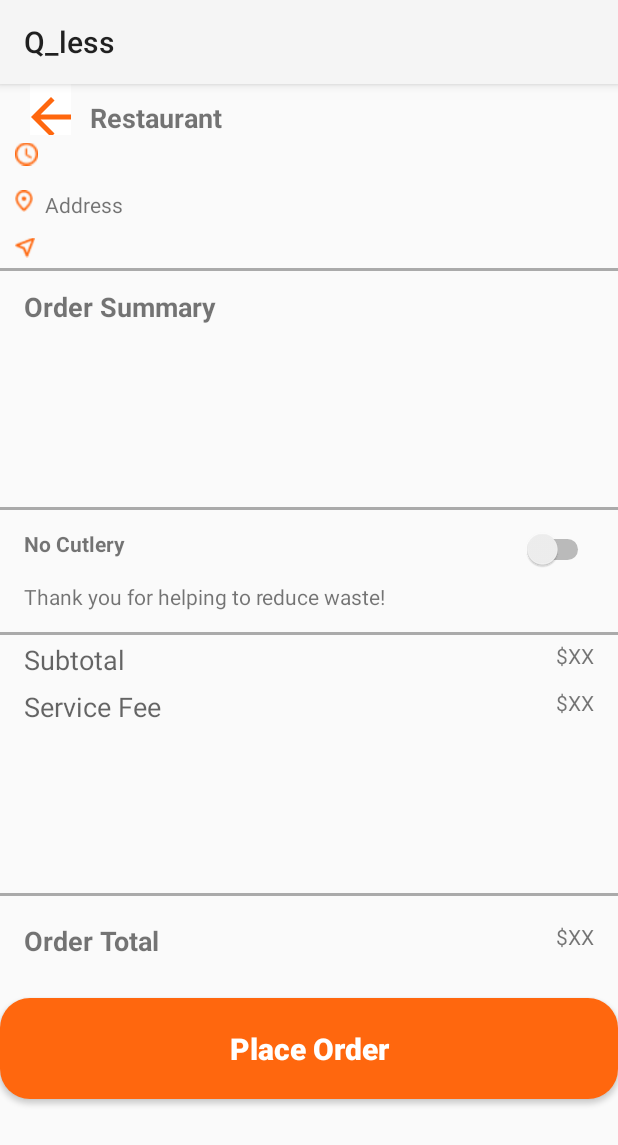
After one commit to Vin11704/Q_less_java, an Android app: the CheckoutActivity screen opened directly, with no data from a screen before it, on a phone screen of 412 x 824 dp. The commit adds this screen. Shown: the top 1145 px of the screen. Run offline under Robolectric (Android 15) with nearby library versions, the phone set to English and light mode, and no system bars; Roboto replaces fonts that are not available here.

Commit message:
- added checkout page(w/o interface), linked checkout to orderconfirmation and ordersummary

```diff
--- a/app/build.gradle.kts
+++ b/app/build.gradle.kts
@@ -40,6 +40,7 @@ dependencies {
     implementation("com.google.android.gms:play-services-maps:18.2.0")
     implementation("com.google.firebase:firebase-database:20.3.1")
     implementation("com.google.firebase:firebase-auth:22.3.1")
+    implementation("androidx.activity:activity:1.8.0")
     testImplementation("junit:junit:4.13.2")
     androidTestImplementation("androidx.test.ext:junit:1.1.5")
     androidTestImplementation("androidx.test.espresso:espresso-core:3.5.1")
--- /dev/null
+++ b/app/src/main/java/com/example/q_less_java/CheckoutActivity.java
@@ -0,0 +1,62 @@
+package com.example.q_less_java;
+
+import android.content.Intent;
+import android.os.Bundle;
+import android.view.View;
+import android.widget.Button;
+import android.widget.CompoundButton;
+import android.widget.Switch;
+import android.widget.TextView;
+import androidx.appcompat.app.AppCompatActivity;
+
+import java.util.Locale;
+
+public class CheckoutActivity extends AppCompatActivity {
+
+    private Switch cutlerySwitch;
+    private TextView textSelectedItems;
+    private TextView subtotalValue;
+    private TextView serviceFeeValue;
+    private TextView totalValue;
+
+    @Override
+    protected void onCreate(Bundle savedInstanceState) {
+        super.onCreate(savedInstanceState);
+        setContentView(R.layout.activity_checkout);
+
+        // Initialize TextViews
+        subtotalValue = findViewById(R.id.subtotalValue);
+        serviceFeeValue = findViewById(R.id.serviceFeeValue);
+        totalValue = findViewById(R.id.totalValue);
+
+        // Initialize other views
+        cutlerySwitch = findViewById(R.id.cutlery_switch);
+        cutlerySwitch.setOnCheckedChangeListener(new CompoundButton.OnCheckedChangeListener() {
+            @Override
+            public void onCheckedChanged(CompoundButton buttonView, boolean isChecked) {
+                TextView cutleryText = findViewById(R.id.cutleryText);
+                TextView cutleryDescription = findViewById(R.id.cutleryDescription);
+                if (isChecked) {
+                    cutleryText.setText("Cutlery requested");
+                    cutleryDescription.setText("Cutlery will be provided with your order.");
+                } else {
+                    cutleryText.setText("No cutlery");
+                    cutleryDescription.setText("Thank you for helping to reduce waste!");
+                }
+            }
+        });
+
+        textSelectedItems = findViewById(R.id.text_selected_items);
+        Button buttonPlaceOrder = findViewById(R.id.button_place_order);
+
+        // Set onClickListener for the place order button
+        buttonPlaceOrder.setOnClickListener(new View.OnClickListener() {
+            @Override
+            public void onClick(View v) {
+                Intent intent = new Intent(CheckoutActivity.this, OrderConfirmation.class);
+                startActivity(intent);
+            }
+        });
+    }
+
+}
--- /dev/null
+++ b/app/src/main/res/drawable/baseline_access_time_24.xml
@@ -0,0 +1,6 @@
+<vector android:height="24dp" android:tint="#FF670E"
+    android:viewportHeight="24" android:viewportWidth="24"
+    android:width="24dp" xmlns:android="http://schemas.android.com/apk/res/android">
+    <path android:fillColor="@android:color/white" android:pathData="M11.99,2C6.47,2 2,6.48 2,12s4.47,10 9.99,10C17.52,22 22,17.52 22,12S17.52,2 11.99,2zM12,20c-4.42,0 -8,-3.58 -8,-8s3.58,-8 8,-8 8,3.58 8,8 -3.58,8 -8,8z"/>
+    <path android:fillColor="@android:color/white" android:pathData="M12.5,7H11v6l5.25,3.15 0.75,-1.23 -4.5,-2.67z"/>
+</vector>
--- /dev/null
+++ b/app/src/main/res/drawable/outline_location_on_24.xml
@@ -0,0 +1,6 @@
+<vector android:height="24dp" android:tint="#FF670E"
+    android:viewportHeight="24" android:viewportWidth="24"
+    android:width="24dp" xmlns:android="http://schemas.android.com/apk/res/android">
+    <path android:fillColor="@android:color/white" android:pathData="M12,2C8.13,2 5,5.13 5,9c0,5.25 7,13 7,13s7,-7.75 7,-13c0,-3.87 -3.13,-7 -7,-7zM7,9c0,-2.76 2.24,-5 5,-5s5,2.24 5,5c0,2.88 -2.88,7.19 -5,9.88C9.92,16.21 7,11.85 7,9z"/>
+    <path android:fillColor="@android:color/white" android:pathData="M12,9m-2.5,0a2.5,2.5 0,1 1,5 0a2.5,2.5 0,1 1,-5 0"/>
+</vector>
--- /dev/null
+++ b/app/src/main/res/drawable/outline_shopping_bag_24.xml
@@ -0,0 +1,5 @@
+<vector android:height="24dp" android:tint="#FF670E"
+    android:viewportHeight="24" android:viewportWidth="24"
+    android:width="24dp" xmlns:android="http://schemas.android.com/apk/res/android">
+    <path android:fillColor="@android:color/white" android:pathData="M18,6h-2c0,-2.21 -1.79,-4 -4,-4S8,3.79 8,6H6C4.9,6 4,6.9 4,8v12c0,1.1 0.9,2 2,2h12c1.1,0 2,-0.9 2,-2V8C20,6.9 19.1,6 18,6zM12,4c1.1,0 2,0.9 2,2h-4C10,4.9 10.9,4 12,4zM18,20H6V8h2v2c0,0.55 0.45,1 1,1s1,-0.45 1,-1V8h4v2c0,0.55 0.45,1 1,1s1,-0.45 1,-1V8h2V20z"/>
+</vector>
--- /dev/null
+++ b/app/src/main/res/drawable/rounded_button.xml
@@ -0,0 +1,5 @@
+<shape xmlns:android="http://schemas.android.com/apk/res/android"
+    android:shape="rectangle">
+    <corners android:radius="20dp" /> <!-- Adjust the radius value to change the roundness of the corners -->
+    <solid android:color="@color/q_less__color" /> <!-- Replace with your desired button color -->
+</shape>
--- /dev/null
+++ b/app/src/main/res/layout/activity_checkout.xml
@@ -0,0 +1,226 @@
+<?xml version="1.0" encoding="utf-8"?>
+<RelativeLayout xmlns:android="http://schemas.android.com/apk/res/android"
+    xmlns:tools="http://schemas.android.com/tools"
+    android:layout_width="match_parent"
+    android:layout_height="match_parent">
+
+
+    <View
+        android:id="@+id/line_after_no_cutlery"
+        android:layout_width="match_parent"
+        android:layout_height="2dp"
+        android:layout_below="@id/cutlery_switch"
+        android:layout_marginTop="-50dp"
+        android:background="@android:color/darker_gray"
+        tools:ignore="DuplicateIds" />
+
+    <TextView
+        android:id="@+id/text_pickup_address"
+        android:layout_width="match_parent"
+        android:layout_height="wrap_content"
+        android:layout_marginStart="50dp"
+        android:padding="10dp"
+        android:text="Restaurant"
+        android:textSize="18sp"
+        android:textStyle="bold" />
+
+    <TextView
+        android:id="@+id/text_pickup_address_value"
+        android:layout_width="match_parent"
+        android:layout_height="50dp"
+        android:layout_below="@id/text_pickup_address"
+        android:layout_marginStart="30dp"
+        android:layout_marginTop="6dp"
+        android:paddingTop="20dp"
+        android:text="Address" />
+    <TextView
+        android:id = "@+id/cutleryText"
+        android:layout_width="match_parent"
+        android:layout_height="wrap_content"
+        android:text="No Cutlery"
+        android:layout_below="@id/text_pickup_address_value"
+        android:layout_marginTop="180dp"
+        android:padding="16dp"
+        android:textStyle="bold"/>
+
+    <View
+        android:id="@+id/line_before_subtotal"
+        android:layout_width="match_parent"
+        android:layout_height="2dp"
+        android:layout_below="@id/cutlery_switch"
+        android:layout_marginTop="33dp"
+        android:background="@android:color/darker_gray" />
+
+    <TextView
+        android:id = "@+id/cutleryDescription"
+        android:layout_width="match_parent"
+        android:layout_height="wrap_content"
+        android:text="Thank you for helping to reduce waste!"
+        android:layout_below="@id/cutleryText"
+        android:paddingLeft="16dp"/>
+
+
+    <Switch
+        android:id="@+id/cutlery_switch"
+        android:layout_width="wrap_content"
+        android:layout_height="wrap_content"
+        android:layout_below="@id/text_pickup_address_value"
+        android:layout_marginTop="180dp"
+        android:padding="16dp"
+        android:gravity="right"
+        android:layout_alignParentRight="true"
+        android:contentDescription="Toggle cutlery inclusion with order"/>
+
+    <TextView
+        android:id="@+id/text_order_summary"
+        android:layout_width="match_parent"
+        android:layout_height="wrap_content"
+        android:layout_below="@id/cutlery_switch"
+        android:layout_marginTop="-212dp"
+        android:padding="16dp"
+        android:text="Order Summary"
+        android:textSize="18sp"
+        android:textStyle="bold" />
+
+    <TextView
+        android:id="@+id/text_selected_items"
+        android:layout_width="match_parent"
+        android:layout_height="wrap_content"
+        android:layout_below="@id/text_order_summary"
+        android:layout_marginTop="34dp"
+        android:padding="16dp"
+        android:text="" />
+
+
+    <androidx.appcompat.widget.AppCompatButton
+        android:id="@+id/button_place_order"
+        style="@style/button"
+        android:layout_width="450dp"
+        android:layout_height="wrap_content"
+        android:layout_below="@id/text_selected_items"
+        android:layout_marginTop="347dp"
+        android:background="@drawable/rounded_button"
+        android:padding="20dp"
+        android:text="Place Order"
+        android:textAllCaps="false"
+        android:textSize="20sp"
+        android:textStyle="bold" />
+
+    <TextView
+        android:id="@+id/textViewSubtotal"
+        android:layout_width="match_parent"
+        android:layout_height="wrap_content"
+        android:layout_below="@id/cutlery_switch"
+        android:layout_marginTop="23dp"
+        android:padding="16dp"
+        android:text="Subtotal"
+        android:textAppearance="@style/TextAppearance.AppCompat.Medium" />
+
+
+    <TextView
+        android:id="@+id/subtotalValue"
+        android:layout_width="match_parent"
+        android:layout_height="wrap_content"
+        android:layout_below="@id/cutlery_switch"
+        android:layout_marginTop="23dp"
+        android:gravity="right"
+        android:padding="16dp"
+        android:text="$XX" />
+
+    <TextView
+        android:id="@+id/textViewServiceFee"
+        android:layout_width="match_parent"
+        android:layout_height="wrap_content"
+        android:layout_below="@id/textViewSubtotal"
+        android:layout_marginTop="-25dp"
+        android:padding="16dp"
+        android:text="Service Fee"
+        android:textAppearance="@style/TextAppearance.AppCompat.Medium" />
+    <TextView
+        android:id = "@+id/serviceFeeValue"
+        android:layout_width="match_parent"
+        android:layout_height="wrap_content"
+        android:layout_below="@id/textViewSubtotal"
+        android:layout_marginTop="-25dp"
+        android:padding="16dp"
+        android:text="$XX"
+        android:gravity="right"/>
+
+
+    <TextView
+        android:id="@+id/textViewTotal"
+        android:layout_width="match_parent"
+        android:layout_height="wrap_content"
+        android:layout_below="@id/textViewServiceFee"
+        android:layout_marginTop="99dp"
+        android:padding="16dp"
+        android:text="Order Total"
+        android:textSize="18sp"
+        android:textStyle="bold" />
+    <TextView
+        android:id = "@+id/totalValue"
+        android:layout_width="match_parent"
+        android:layout_height="wrap_content"
+        android:layout_below="@id/textViewServiceFee"
+        android:layout_marginTop="99dp"
+        android:padding="16dp"
+        android:text="$XX"
+        android:gravity="right"/>
+
+    <ImageView android:id="@+id/vector_ek2"
+        android:src="@drawable/vector_ek2"
+        android:contentDescription="vector_ek2"
+        android:paddingTop="20dp"
+        android:layout_marginStart="10dp"
+        android:layout_marginTop="54dp"
+        android:layout_width="13.49dp"
+        android:layout_height="90dp" />
+
+    <ImageView android:id="@+id/vector_ek3"
+        android:src="@drawable/vector_ek3"
+        android:contentDescription="vector_ek3"
+        android:paddingTop="20dp"
+        android:layout_marginStart="10dp"
+        android:layout_marginTop="28dp"
+        android:layout_width="12dp"
+        android:layout_height="80dp"
+        android:textAlignment="textStart"/>
+
+    <ImageView
+        android:id="@+id/vector_ek4"
+        android:layout_width="15dp"
+        android:layout_height="90dp"
+        android:layout_marginStart="10dp"
+        android:paddingTop="3dp"
+        android:contentDescription="vector_ek4"
+        android:src="@drawable/vector_ek4" />
+
+    <View
+        android:id="@+id/line_before_text_order_summary"
+        android:layout_width="match_parent"
+        android:layout_height="2dp"
+        android:layout_below="@id/cutlery_switch"
+        android:layout_marginTop="-209dp"
+        android:background="@android:color/darker_gray" />
+
+    <View
+        android:id="@+id/line_before_orderTotal"
+        android:layout_width="match_parent"
+        android:layout_height="2dp"
+        android:layout_below="@id/cutlery_switch"
+        android:layout_marginTop="207dp"
+        android:background="@android:color/darker_gray" />
+
+    <ImageButton
+        android:id="@+id/image_button_example"
+        android:layout_width="27dp"
+        android:layout_height="34dp"
+        android:layout_marginStart="20dp"
+        android:background="@color/white"
+        android:contentDescription="Back"
+        android:onClick="yourButtonClickMethod"
+        android:paddingTop="10dp"
+        android:src="@drawable/baseline_arrow_back_24" />
+
+
+</RelativeLayout>
--- a/app/src/main/res/values/strings.xml
+++ b/app/src/main/res/values/strings.xml
@@ -84,7 +84,6 @@
     <string name="store2_menu4_full_description">Get ready to delight your taste buds with our Signature Brownie Chocolate Symphony!
                                                     Indulge in creamy chocolate ice cream swirled with chunks of our famous brownies.
                                                     It\'s like a party in your mouth – rich, decadent, and oh-so-delicious! Don\'t miss out on this scrumptious treat.</string>
-
 
 
     <!-- Strings for Restaurant 3 - Ah Huat Chicken Noodle-->
--- a/app/src/main/res/values/styles.xml
+++ b/app/src/main/res/values/styles.xml
@@ -9,4 +9,10 @@
 
     <!-- Style for the Toolbar Popup Overlay -->
     <style name="AppTheme.PopupOverlay" parent="ThemeOverlay.AppCompat.Light" />
+    <style name="button" parent="Widget.AppCompat.Button">
+        <item name="android:backgroundTint">@color/q_less__color</item>
+        <item name="android:radius">20dp</item>
+        <item name= "android:textColor">@color/white</item>
+    </style>
+
 </resources>
```
Also changed, not shown: app/src/main/AndroidManifest.xml (+16 -23 lines), app/src/main/java/com/example/q_less_java/OrderConfirmation.java (+13 -0 lines), app/src/main/java/com/example/q_less_java/OrderSummary.java (added, +14 -0 lines), app/src/main/res/layout/activity_order_summary.xml (added, +128 -0 lines), app/src/main/res/drawable/vector_ek2.png (added), app/src/main/res/drawable/vector_ek3.png (added), app/src/main/res/drawable/vector_ek4.png (added), app/src/main/res/drawable/vector_ek5.png (added).
